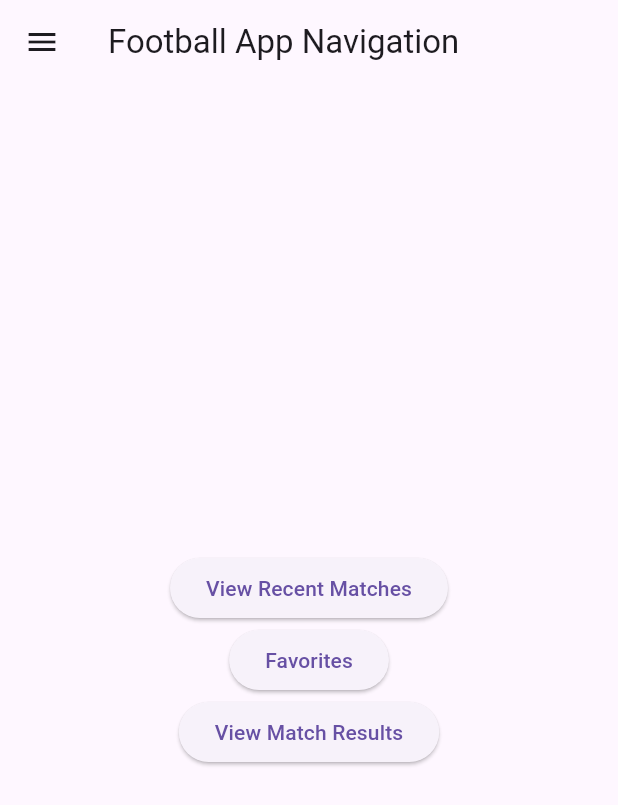
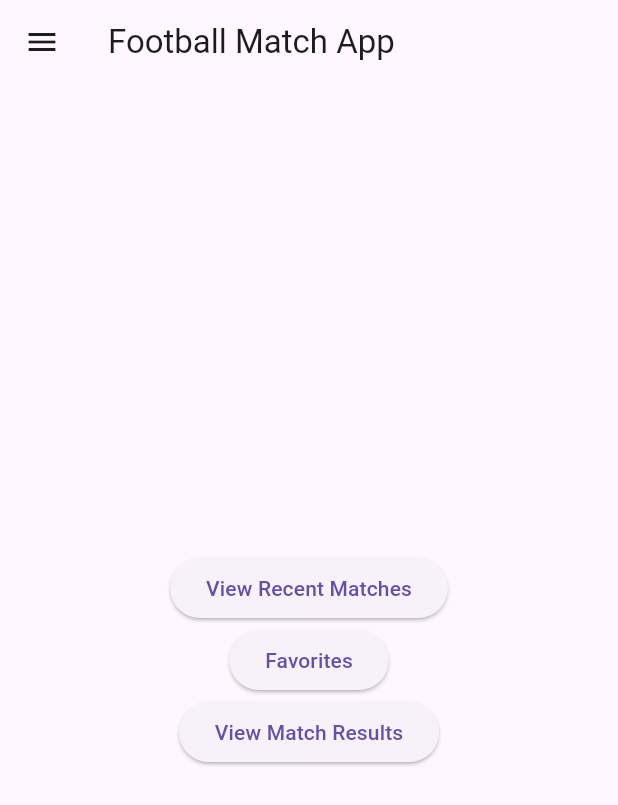
Before and after one commit to noturcmd/UAS-PPB, a Flutter app: the screen it shows after launch, on a phone screen of 412 x 824 dp. Shown: the top 805 px of the screen. Run offline on Flutter 3.47's test engine with Material 3 defaults, Android fonts, the light colour scheme and no system bars.

Commit message:
Ganti Folder

```diff
--- a/lib/pages/appDrawer.dart
+++ b/lib/drawer/appDrawer.dart
@@ -1,8 +1,8 @@
 import 'package:flutter/material.dart';
 import 'package:uas_ppb/main.dart';
-import 'selectMatches.dart';
-import 'favoritesTeam.dart';
-import 'resultMatches.dart';
+import '../pages/selectMatches.dart';
+import '../pages/favoritesTeam.dart';
+import '../pages/resultMatches.dart';
 
 class AppDrawer extends StatelessWidget {
   @override
--- a/lib/main.dart
+++ b/lib/main.dart
@@ -1,5 +1,5 @@
 import 'package:flutter/material.dart';
-import 'package:uas_ppb/pages/appDrawer.dart';
+import 'package:uas_ppb/drawer/appDrawer.dart';
 import 'pages/selectMatches.dart';
 import 'pages/favoritesTeam.dart';
 import 'pages/resultMatches.dart';
@@ -25,7 +25,7 @@ class NavigationScreen extends StatelessWidget {
   Widget build(BuildContext context) {
     return Scaffold(
       appBar: AppBar(
-        title: Text('Football App Navigation'),
+        title: Text('Football Match App'),
       ),
       drawer: AppDrawer(),
       body: Center(
--- a/lib/pages/favoritesTeam.dart
+++ b/lib/pages/favoritesTeam.dart
@@ -1,5 +1,5 @@
 import 'package:flutter/material.dart';
-import 'appDrawer.dart';
+import '../drawer/appDrawer.dart';
 
 class FavoritesScreen extends StatelessWidget {
   @override
--- a/lib/pages/resultMatches.dart
+++ b/lib/pages/resultMatches.dart
@@ -1,5 +1,5 @@
 import 'package:flutter/material.dart';
-import 'appDrawer.dart';
+import '../drawer/appDrawer.dart';
 
 class ResultMatchesScreen extends StatelessWidget {
   @override
--- a/lib/pages/selectMatches.dart
+++ b/lib/pages/selectMatches.dart
@@ -1,5 +1,5 @@
 import 'package:flutter/material.dart';
-import 'appDrawer.dart';
+import '../drawer/appDrawer.dart';
 import '../screen/recentMatches.dart'; // Create a new page for individual league matches
 
 class SelectMatchesScreen extends StatelessWidget {
```
